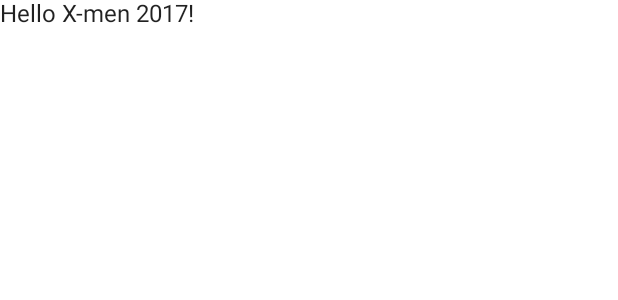
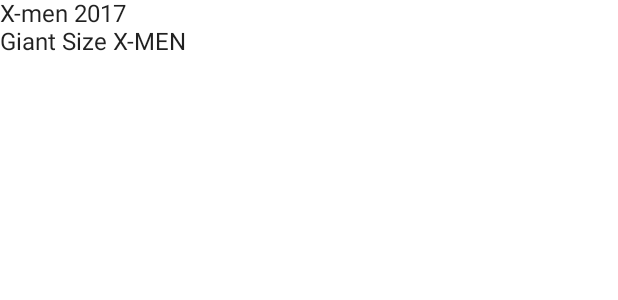
Before and after one commit to Anoimar/ApocalypseComics, an Android app built with Jetpack Compose: the @Preview function HomeScreenPreview, on a phone screen of 412 x 824 dp. Shown: the top 300 px of the screen. Run offline under Robolectric (Android 15) with nearby library versions, the phone set to English and light mode, and no system bars.

Commit message:
display comics list

```diff
--- a/app/src/main/java/com/thernat/ageofapocalypse/home/HomeScreen.kt
+++ b/app/src/main/java/com/thernat/ageofapocalypse/home/HomeScreen.kt
@@ -3,6 +3,8 @@ package com.thernat.ageofapocalypse.home
 import androidx.compose.foundation.layout.Box
 import androidx.compose.foundation.layout.fillMaxSize
 import androidx.compose.foundation.layout.wrapContentSize
+import androidx.compose.foundation.lazy.LazyColumn
+import androidx.compose.foundation.lazy.items
 import androidx.compose.material.CircularProgressIndicator
 import androidx.compose.material.Scaffold
 import androidx.compose.material.Text
@@ -54,7 +56,11 @@ fun HomeScreenScaffold(
 
 @Composable
 fun HomeScreenContent(state: HomeViewState) {
-    Text(text = "Hello ${state.comics.first().name}!")
+    LazyColumn() {
+        items(state.comics) { comic ->
+            Text(text = comic.name)
+        }
+    }
 }
 
 @Preview
```
